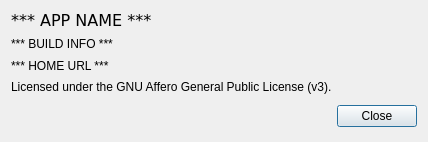
Above: vasl_templates/ui/about.ui from pacman-ghost/vasl-templates before the change. Below: the same form after it.
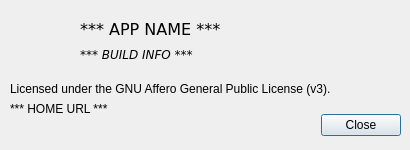
That is the form after the change.

Commit message: Changed the app icon, also included it in the About box.

```diff
--- a/vasl_templates/ui/about.ui
+++ b/vasl_templates/ui/about.ui
@@ -9,8 +9,8 @@
    <rect>
     <x>0</x>
     <y>0</y>
-    <width>428</width>
-    <height>142</height>
+    <width>410</width>
+    <height>150</height>
    </rect>
   </property>
   <property name="windowTitle">
@@ -19,6 +19,31 @@
   <property name="modal">
    <bool>true</bool>
   </property>
+  <widget class="QLabel" name="app_icon">
+   <property name="geometry">
+    <rect>
+     <x>10</x>
+     <y>10</y>
+     <width>64</width>
+     <height>64</height>
+    </rect>
+   </property>
+   <property name="frameShape">
+    <enum>QFrame::NoFrame</enum>
+   </property>
+   <property name="text">
+    <string/>
+   </property>
+  </widget>
+  <widget class="QWidget" name="verticalLayoutWidget">
+   <property name="geometry">
+    <rect>
+     <x>80</x>
+     <y>20</y>
+     <width>321</width>
+     <height>44</height>
+    </rect>
+   </property>
   <layout class="QVBoxLayout" name="verticalLayout">
    <item>
     <widget class="QLabel" name="app_name">
@@ -35,64 +60,29 @@
    </item>
    <item>
     <widget class="QLabel" name="build_info">
+      <property name="font">
+       <font>
+        <family>DejaVu Sans</family>
+        <italic>true</italic>
+       </font>
+      </property>
      <property name="text">
       <string>*** BUILD INFO ***</string>
      </property>
     </widget>
    </item>
-   <item>
-    <widget class="QLabel" name="home_url">
-     <property name="text">
-      <string>*** HOME URL ***</string>
-     </property>
-     <property name="openExternalLinks">
-      <bool>true</bool>
-     </property>
-    </widget>
-   </item>
-   <item>
-    <widget class="QLabel" name="license">
-     <property name="text">
-      <string>Licensed under the GNU Affero General Public License (v3).</string>
-     </property>
-    </widget>
-   </item>
-   <item>
-    <widget class="QWidget" name="widget" native="true">
-     <property name="sizePolicy">
-      <sizepolicy hsizetype="Preferred" vsizetype="Fixed">
-       <horstretch>0</horstretch>
-       <verstretch>0</verstretch>
-      </sizepolicy>
-     </property>
-     <property name="minimumSize">
-      <size>
-       <width>0</width>
-       <height>30</height>
-      </size>
-     </property>
-     <property name="maximumSize">
-      <size>
-       <width>16777215</width>
-       <height>30</height>
-      </size>
+   </layout>
+  </widget>
+  <widget class="QWidget" name="horizontalLayoutWidget">
+   <property name="geometry">
+    <rect>
+     <x>10</x>
+     <y>110</y>
+     <width>391</width>
+     <height>31</height>
+    </rect>
      </property>
      <layout class="QHBoxLayout" name="horizontalLayout">
-      <property name="spacing">
-       <number>5</number>
-      </property>
-      <property name="leftMargin">
-       <number>0</number>
-      </property>
-      <property name="topMargin">
-       <number>0</number>
-      </property>
-      <property name="rightMargin">
-       <number>0</number>
-      </property>
-      <property name="bottomMargin">
-       <number>0</number>
-      </property>
       <item>
        <spacer name="horizontalSpacer">
         <property name="orientation">
@@ -124,8 +114,35 @@
       </item>
      </layout>
     </widget>
-   </item>
-  </layout>
+  <widget class="QLabel" name="home_url">
+   <property name="geometry">
+    <rect>
+     <x>10</x>
+     <y>100</y>
+     <width>391</width>
+     <height>17</height>
+    </rect>
+   </property>
+   <property name="text">
+    <string>*** HOME URL ***</string>
+   </property>
+   <property name="openExternalLinks">
+    <bool>true</bool>
+   </property>
+  </widget>
+  <widget class="QLabel" name="license">
+   <property name="geometry">
+    <rect>
+     <x>10</x>
+     <y>80</y>
+     <width>388</width>
+     <height>17</height>
+    </rect>
+   </property>
+   <property name="text">
+    <string>Licensed under the GNU Affero General Public License (v3).</string>
+   </property>
+  </widget>
  </widget>
  <resources/>
  <connections/>
```
Lines whose indentation alone changed are shown as unchanged. The commit also changes 4 other files.
